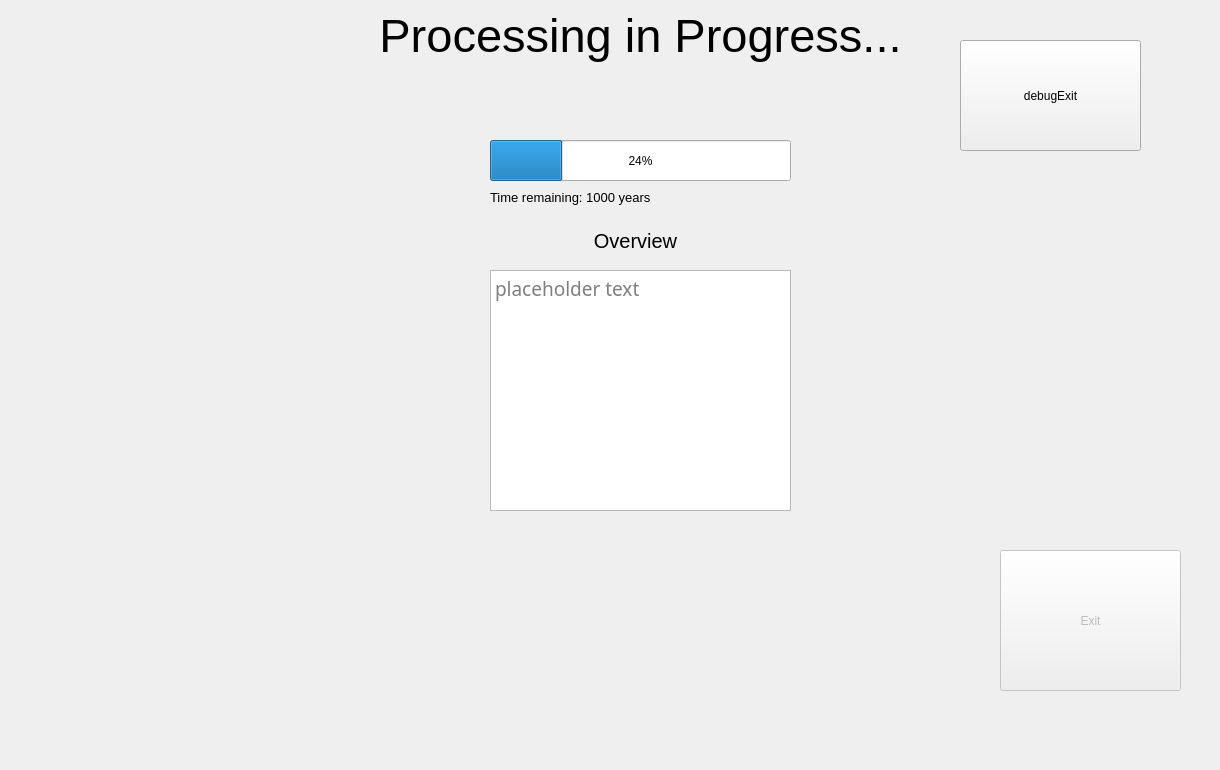
First picture: the form in progress_window.ui, repository frogstarbop/BatchOps, before the edit.
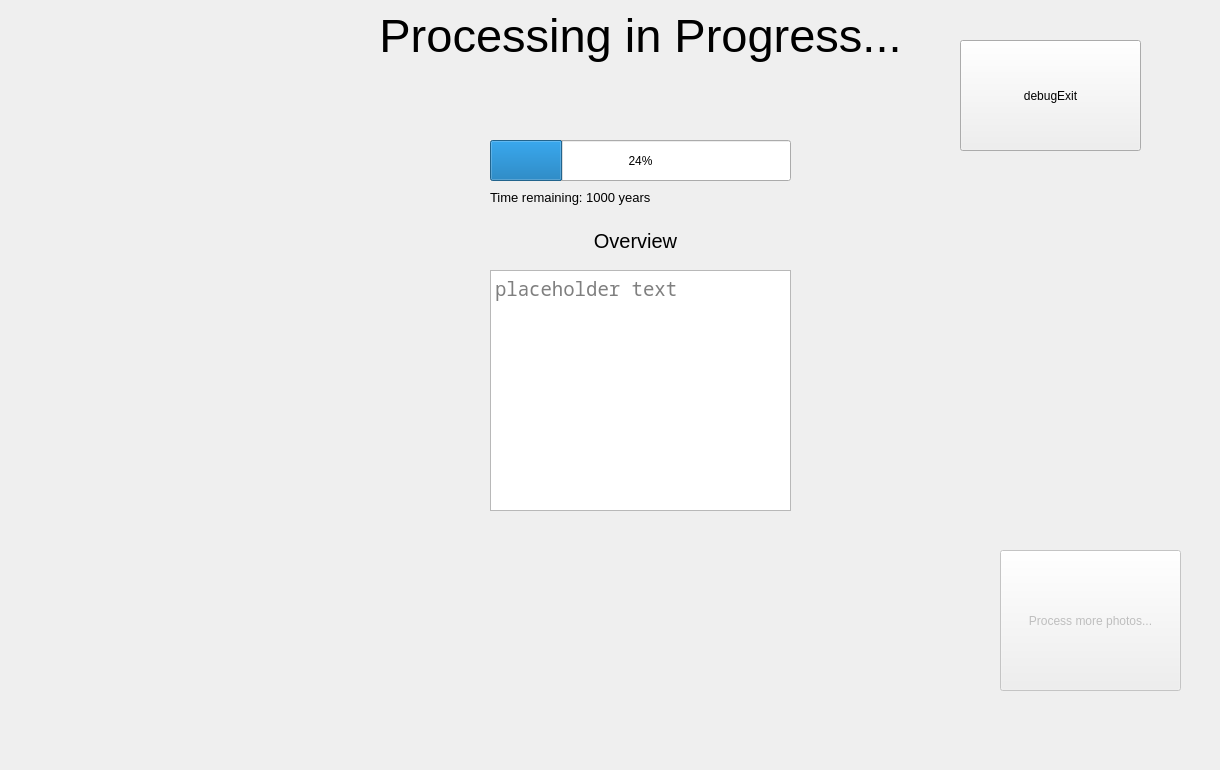
Second picture: the form after the edit. Icons and pictures are not drawn.

Commit message: #2 Changes to home based on feedback - Move select folder button to a more relevant location - Move edit presets button to a more relevant location - Move and italicise credits to indicate that it isn't important for the functionality - By default, the scrollArea is disabled. Need to select a folder (currently, interact with select folder button) in order for the area to become enabled - By deafult, the preset button for every feature is disabled. Need to check an option to enable them. They become disabled if unchecked - Make start and select button smaller

```diff
--- a/progress_window.ui
+++ b/progress_window.ui
@@ -47,7 +47,7 @@
     </rect>
    </property>
    <property name="text">
-    <string>Exit</string>
+    <string>Process more photos...</string>
    </property>
   </widget>
   <widget class="QProgressBar" name="progressBar">
@@ -95,7 +95,7 @@
    </property>
    <property name="font">
     <font>
-     <family>Adwaita Mono</family>
+     <family>Noto Sans Mono</family>
      <pointsize>14</pointsize>
     </font>
    </property>
@@ -106,8 +106,8 @@
 hr { height: 1px; border-width: 0; }
 li.unchecked::marker { content: &quot;\2610&quot;; }
 li.checked::marker { content: &quot;\2612&quot;; }
-&lt;/style&gt;&lt;/head&gt;&lt;body style=&quot; font-family:'Adwaita Mono'; font-size:14pt; font-weight:400; font-style:normal;&quot;&gt;
-&lt;p style=&quot;-qt-paragraph-type:empty; margin-top:0px; margin-bottom:0px; margin-left:0px; margin-right:0px; -qt-block-indent:0; text-indent:0px;&quot;&gt;&lt;br /&gt;&lt;/p&gt;&lt;/body&gt;&lt;/html&gt;</string>
+&lt;/style&gt;&lt;/head&gt;&lt;body style=&quot; font-family:'Noto Sans Mono'; font-size:14pt; font-weight:400; font-style:normal;&quot;&gt;
+&lt;p style=&quot;-qt-paragraph-type:empty; margin-top:0px; margin-bottom:0px; margin-left:0px; margin-right:0px; -qt-block-indent:0; text-indent:0px; font-family:'Adwaita Mono';&quot;&gt;&lt;br /&gt;&lt;/p&gt;&lt;/body&gt;&lt;/html&gt;</string>
    </property>
    <property name="placeholderText">
     <string>placeholder text</string>
```
The commit also changes 3 other files.
